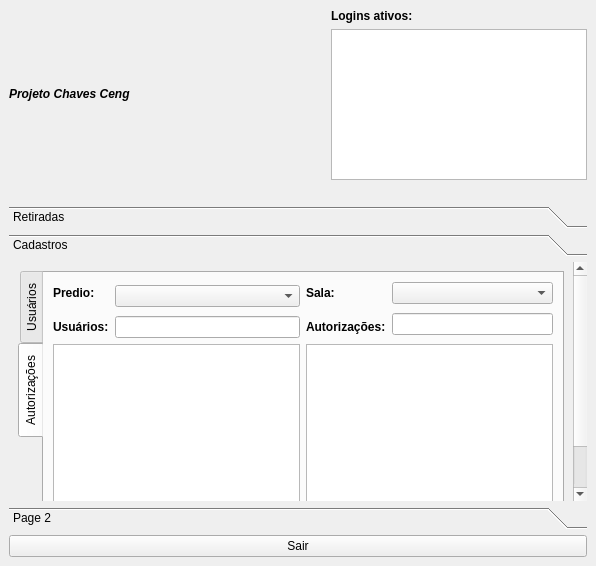
Qt form nivel2.ui (walkermarcos/Chaves) before a commit.
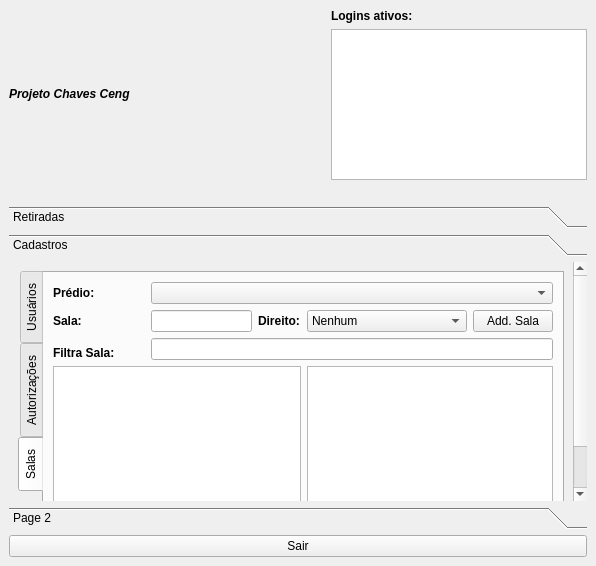
The same form after that commit. Icons and pictures are not drawn.

Commit message: Salas e chaves

What changed in the file:
```diff
--- a/nivel2.ui
+++ b/nivel2.ui
@@ -262,7 +262,7 @@
        <property name="geometry">
         <rect>
          <x>0</x>
-         <y>-79</y>
+         <y>-19</y>
          <width>564</width>
          <height>295</height>
         </rect>
@@ -311,7 +311,7 @@
            <enum>QTabWidget::West</enum>
           </property>
           <property name="currentIndex">
-           <number>1</number>
+           <number>2</number>
           </property>
           <widget class="QWidget" name="tab">
            <property name="sizePolicy">
@@ -519,6 +519,168 @@
             </item>
            </layout>
           </widget>
+          <widget class="QWidget" name="tab_3">
+           <attribute name="title">
+            <string>Salas</string>
+           </attribute>
+           <layout class="QGridLayout" name="gridLayout_6">
+            <item row="2" column="9">
+             <widget class="QPushButton" name="pushButton_8">
+              <property name="text">
+               <string>Add. Sala</string>
+              </property>
+             </widget>
+            </item>
+            <item row="2" column="1" colspan="2">
+             <widget class="QLabel" name="label_13">
+              <property name="font">
+               <font>
+                <weight>75</weight>
+                <bold>true</bold>
+               </font>
+              </property>
+              <property name="text">
+               <string>Sala:</string>
+              </property>
+             </widget>
+            </item>
+            <item row="6" column="6" colspan="4">
+             <widget class="QListWidget" name="listWidget_3">
+              <property name="sizePolicy">
+               <sizepolicy hsizetype="Minimum" vsizetype="Expanding">
+                <horstretch>0</horstretch>
+                <verstretch>0</verstretch>
+               </sizepolicy>
+              </property>
+              <property name="minimumSize">
+               <size>
+                <width>1</width>
+                <height>0</height>
+               </size>
+              </property>
+              <property name="selectionBehavior">
+               <enum>QAbstractItemView::SelectRows</enum>
+              </property>
+             </widget>
+            </item>
+            <item row="0" column="3" colspan="7">
+             <widget class="QComboBox" name="comboBox_7"/>
+            </item>
+            <item row="0" column="1" colspan="2">
+             <widget class="QLabel" name="label_12">
+              <property name="font">
+               <font>
+                <weight>75</weight>
+                <bold>true</bold>
+               </font>
+              </property>
+              <property name="text">
+               <string>Prédio:</string>
+              </property>
+             </widget>
+            </item>
+            <item row="6" column="1" colspan="5">
+             <widget class="QTableWidget" name="tableWidget_4">
+              <property name="selectionMode">
+               <enum>QAbstractItemView::SingleSelection</enum>
+              </property>
+              <property name="selectionBehavior">
+               <enum>QAbstractItemView::SelectRows</enum>
+              </property>
+              <attribute name="horizontalHeaderStretchLastSection">
+               <bool>true</bool>
+              </attribute>
+              <attribute name="verticalHeaderVisible">
+               <bool>false</bool>
+              </attribute>
+             </widget>
+            </item>
+            <item row="7" column="1" colspan="5">
+             <widget class="QPushButton" name="pushButton_7">
+              <property name="text">
+               <string>Excluir Sala</string>
+              </property>
+             </widget>
+            </item>
+            <item row="7" column="6" colspan="2">
+             <widget class="QPushButton" name="pushButton_11">
+              <property name="minimumSize">
+               <size>
+                <width>1</width>
+                <height>0</height>
+               </size>
+              </property>
+              <property name="text">
+               <string>Add. Cópia</string>
+              </property>
+             </widget>
+            </item>
+            <item row="7" column="8" colspan="2">
+             <widget class="QPushButton" name="pushButton_10">
+              <property name="minimumSize">
+               <size>
+                <width>3</width>
+                <height>0</height>
+               </size>
+              </property>
+              <property name="text">
+               <string>Excluir Cópia</string>
+              </property>
+             </widget>
+            </item>
+            <item row="2" column="3" colspan="2">
+             <widget class="QLineEdit" name="lineEdit_5"/>
+            </item>
+            <item row="5" column="1" colspan="2">
+             <widget class="QLabel" name="label_14">
+              <property name="font">
+               <font>
+                <weight>75</weight>
+                <bold>true</bold>
+               </font>
+              </property>
+              <property name="text">
+               <string>Filtra Sala:</string>
+              </property>
+             </widget>
+            </item>
+            <item row="4" column="3" rowspan="2" colspan="7">
+             <widget class="QLineEdit" name="lineEdit_6"/>
+            </item>
+            <item row="2" column="5">
+             <widget class="QLabel" name="label_15">
+              <property name="font">
+               <font>
+                <weight>75</weight>
+                <bold>true</bold>
+               </font>
+              </property>
+              <property name="text">
+               <string>Direito:</string>
+              </property>
+             </widget>
+            </item>
+            <item row="2" column="6" colspan="3">
+             <widget class="QComboBox" name="comboBox_8">
+              <item>
+               <property name="text">
+                <string>Nenhum</string>
+               </property>
+              </item>
+              <item>
+               <property name="text">
+                <string>Todos Prof.</string>
+               </property>
+              </item>
+              <item>
+               <property name="text">
+                <string>Todos Alunos</string>
+               </property>
+              </item>
+             </widget>
+            </item>
+           </layout>
+          </widget>
          </widget>
         </item>
        </layout>
```
The commit also changes 3 other files.
